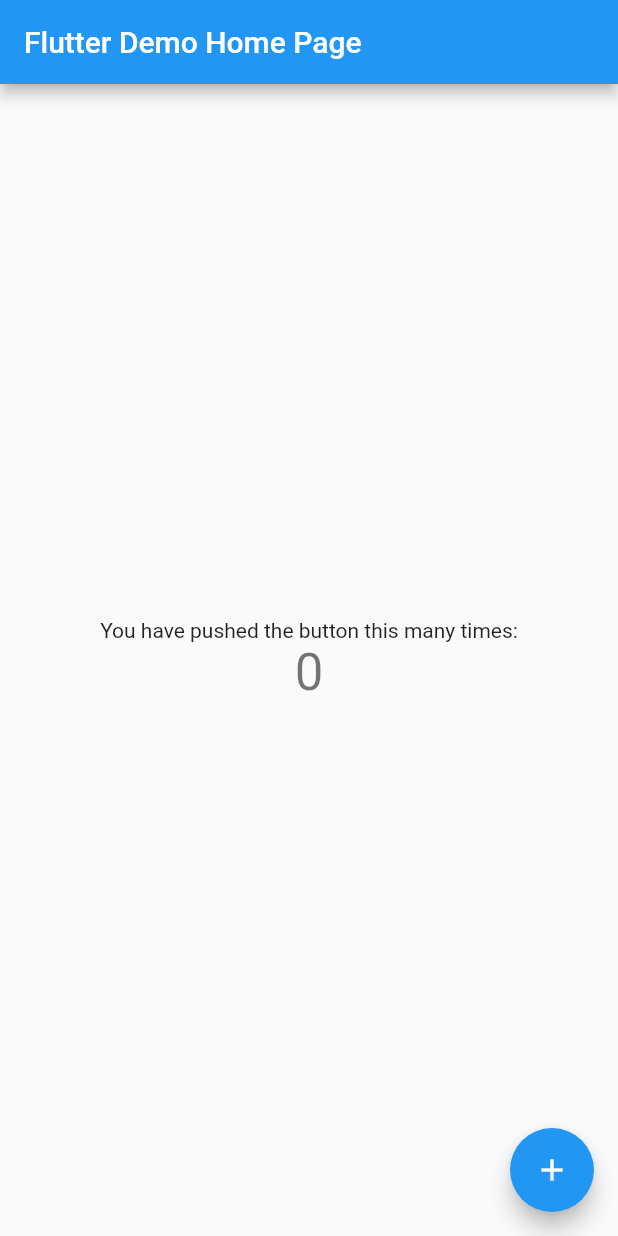
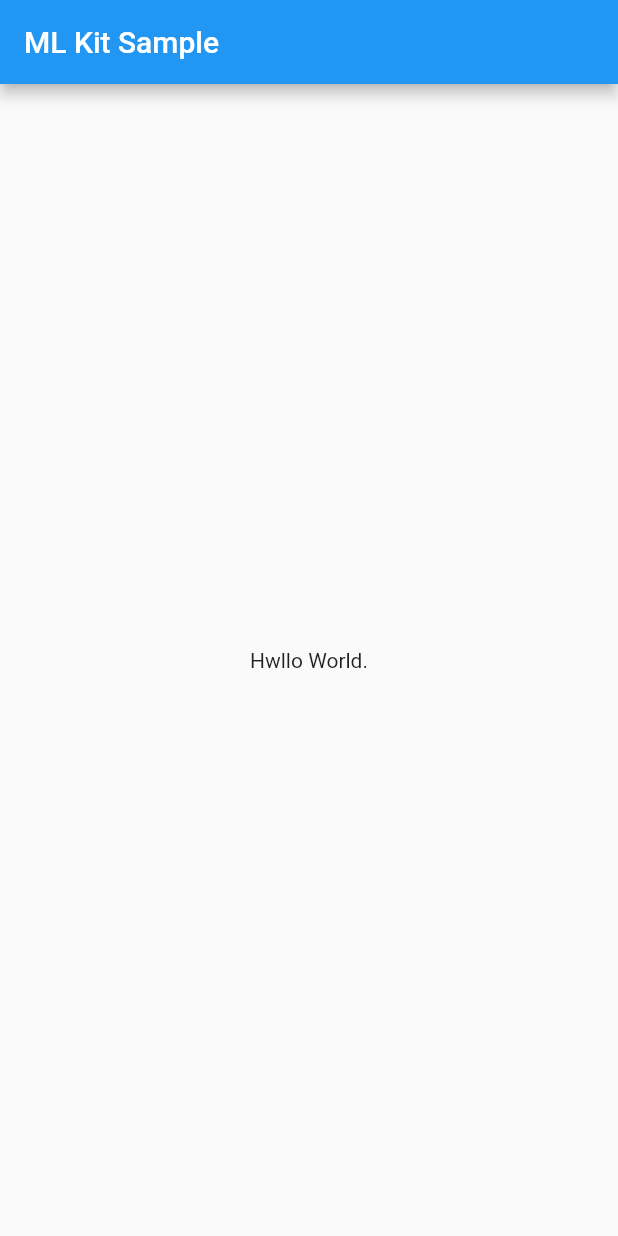
Before and after one commit to t-kusakabe/sample_ml_for_kit, a Flutter app: the screen it shows after launch, on a phone screen of 412 x 824 dp. Run offline on Flutter 3.47's test engine with Material 2 defaults, Android fonts, the phone set to English and light mode, and no system bars.

Commit message:
Create mockup

```diff
--- a/lib/main.dart
+++ b/lib/main.dart
@@ -1,63 +1,35 @@
 import 'package:flutter/material.dart';
 
-void main() => runApp(MyApp());
+void main() => runApp(new MyApp());
 
 class MyApp extends StatelessWidget {
-  // This widget is the root of your application.
   @override
   Widget build(BuildContext context) {
-    return MaterialApp(
-      title: 'Flutter Demo',
-      theme: ThemeData(
-        primarySwatch: Colors.blue,
-      ),
-      home: MyHomePage(title: 'Flutter Demo Home Page'),
+    return new MaterialApp(
+        title: 'Flutter Demo',
+        theme: new ThemeData(
+            primarySwatch: Colors.blue,
+        ),
+        home: new MyHomePage(),
     );
   }
 }
 
 class MyHomePage extends StatefulWidget {
-  MyHomePage({Key key, this.title}) : super(key: key);
-  final String title;
-
   @override
-  _MyHomePageState createState() => _MyHomePageState();
+  _MyHomePageState createState() => new _MyHomePageState();
 }
 
 class _MyHomePageState extends State<MyHomePage> {
-  int _counter = 0;
-
-  void _incrementCounter() {
-    setState(() {
-      _counter++;
-    });
-  }
-
   @override
   Widget build(BuildContext context) {
-    return Scaffold(
-      appBar: AppBar(
-        title: Text(widget.title),
-      ),
-      body: Center(
-        child: Column(
-          mainAxisAlignment: MainAxisAlignment.center,
-          children: <Widget>[
-            Text(
-              'You have pushed the button this many times:',
-            ),
-            Text(
-              '$_counter',
-              style: Theme.of(context).textTheme.display1,
-            ),
-          ],
+    return new Scaffold(
+        appBar: new AppBar(
+            title: new Text('ML Kit Sample'),
         ),
-      ),
-      floatingActionButton: FloatingActionButton(
-        onPressed: _incrementCounter,
-        tooltip: 'Increment',
-        child: Icon(Icons.add),
-      ),
+        body: new Center(
+            child: Text("Hwllo World."),
+        )
     );
   }
 }
```
